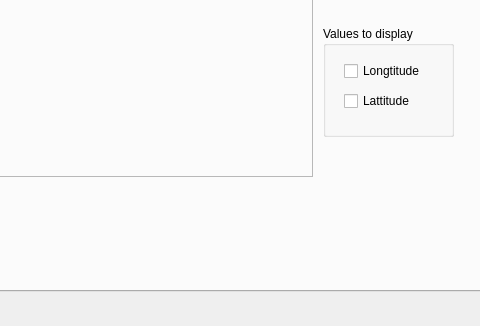
Qt form trunk/Trobot_Qt/trobotqt.ui (LRMPUT/TAPAS) before a commit; both pictures show x 349 to 829 and y 379 to 705 of the 829 by 705 pixel window.
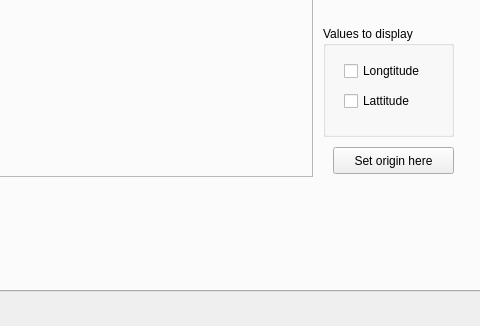
The same form after that commit.

Diff of the .ui file:
```diff
--- a/trunk/Trobot_Qt/trobotqt.ui
+++ b/trunk/Trobot_Qt/trobotqt.ui
@@ -753,6 +753,19 @@
        </item>
       </layout>
      </widget>
+     <widget class="QPushButton" name="gpsZeroPointButton">
+      <property name="geometry">
+       <rect>
+        <x>680</x>
+        <y>500</y>
+        <width>121</width>
+        <height>27</height>
+       </rect>
+      </property>
+      <property name="text">
+       <string>Set origin here</string>
+      </property>
+     </widget>
     </widget>
     <widget class="QWidget" name="sensorsTab">
      <attribute name="title">
```
